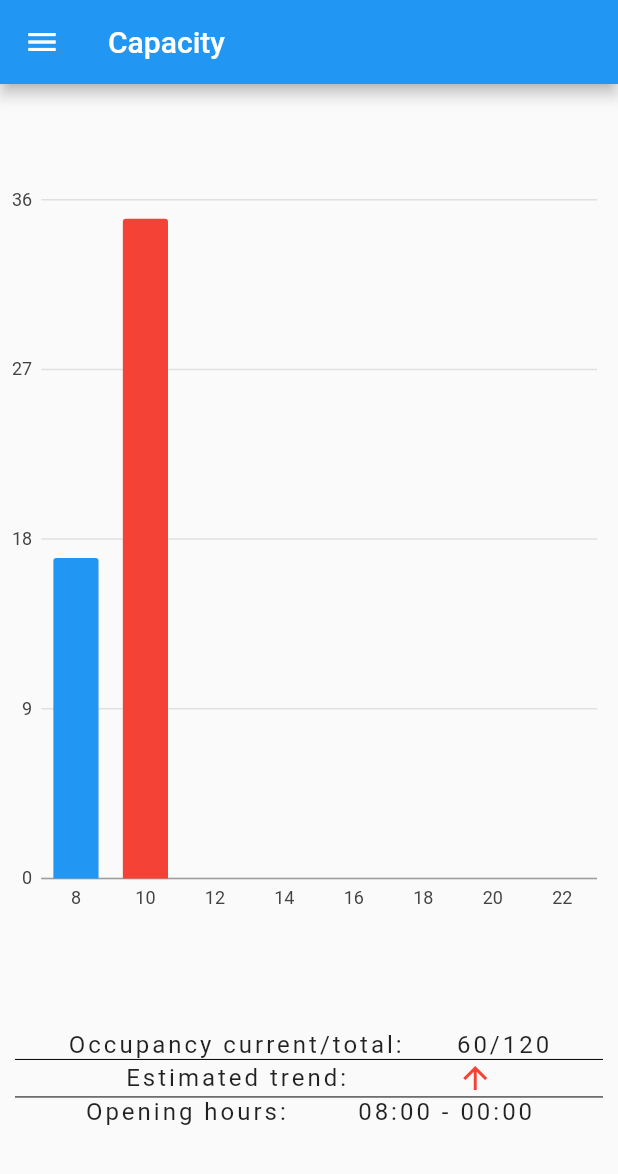
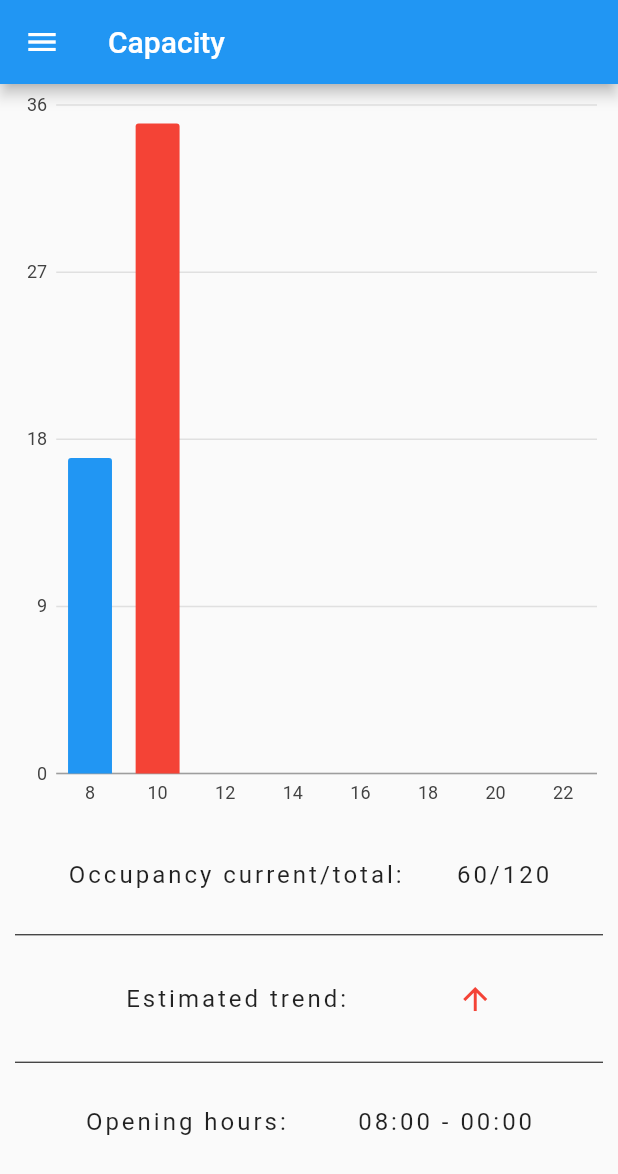
Before and after one commit to mobileappdevhm19/lust-LibraryUniversalSwissTool, a Flutter app: the screen it shows after launch, on a phone screen of 412 x 824 dp. Shown: the top 1174 px of the screen. Run offline on Flutter 3.47's test engine with Material 2 defaults, Android fonts, the phone set to English and light mode, and no system bars; our stand-ins replace charts_flutter.

Commit message:
Improve visualization

```diff
--- a/lust/lib/pages/capacityPage.dart
+++ b/lust/lib/pages/capacityPage.dart
@@ -7,7 +7,6 @@ import 'package:lust/models/library.dart';
 import 'package:lust/widgets/utils/menuDrawer.dart';
 
 class CapacityPage extends StatefulWidget {
-
   static String title = "Capacity";
   static IconData icon = Icons.equalizer;
 
@@ -16,39 +15,34 @@ class CapacityPage extends StatefulWidget {
 }
 
 class _CapacityPageState extends State<CapacityPage> {
-
   final String title;
   final icon;
 
   _CapacityPageState(this.title, this.icon);
-  final _title = "Capacity";
+
   final Library library = new Library.withSampleData();
 
   @override
   Widget build(BuildContext context) {
-
     var _height = MediaQuery.of(context).size.height;
-
+    _height -= 85;
     return Scaffold(
         appBar: AppBar(
           title: Text(title),
         ),
         drawer: MenuDrawer.getDrawer(context),
-        body: Center(
-          child: Column(
-              mainAxisAlignment: MainAxisAlignment.spaceEvenly,
-              children: [
+        body: ListView(children: [
           Container(
-                  height: _height*0.60,
+            margin: const EdgeInsets.only(left: 10),
+            height: _height * 0.66,
             child: CapacityGraph.fromLibrary(library),
           ),
           Container(
             alignment: Alignment.center,
-                  margin: const EdgeInsets.all(10.0),
+            height: _height * 0.33,
+            margin: const EdgeInsets.only(left: 10, right: 10),
             child: CapacityInfo(library),
           )
-              ]),
-        ));
+        ]));
   } // build
-
 }
```
Lines whose indentation alone changed are shown as unchanged.
